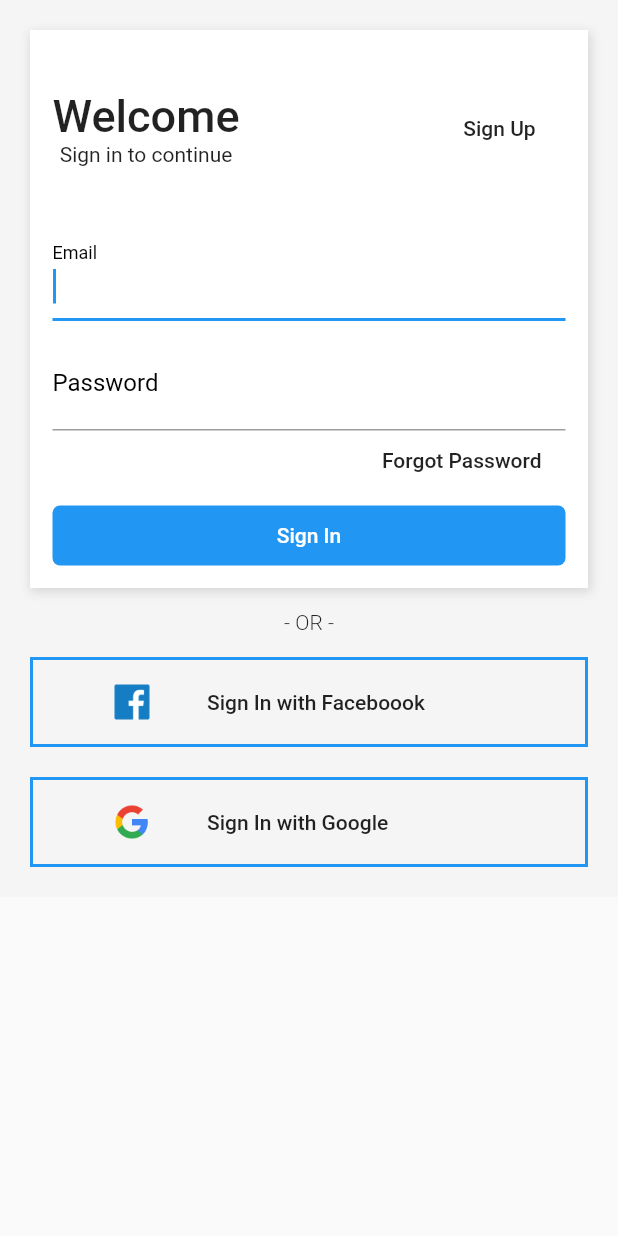
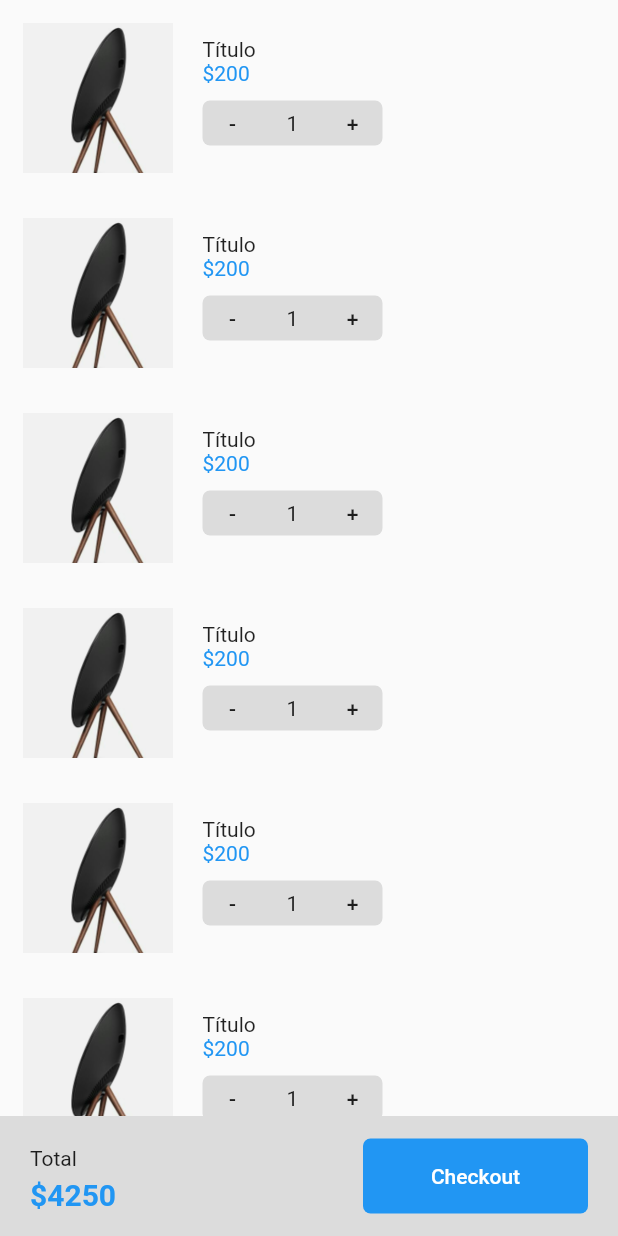
Before and after one commit to felipeminello/flutter-7185, a Flutter app: the screen it shows after launch, on a phone screen of 412 x 824 dp. Run offline on Flutter 3.47's test engine with Material 2 defaults, Android fonts, the phone set to English and light mode, and no system bars.

Commit message:
carrinho de compra finalizado

```diff
--- a/lib/main.dart
+++ b/lib/main.dart
@@ -1,4 +1,5 @@
 import 'package:flutter/material.dart';
+import 'package:shopping/pages/cart.page.dart';
 import 'package:shopping/pages/login.page.dart';
 
 void main() => runApp(MyApp());
@@ -13,7 +14,7 @@ class MyApp extends StatelessWidget {
       theme: ThemeData(
         primarySwatch: Colors.blue,
       ),
-      home: LoginPage(),
+      home: CartPage(),
     );
   }
 }
--- /dev/null
+++ b/lib/pages/cart.page.dart
@@ -0,0 +1,192 @@
+import 'package:flutter/material.dart';
+
+class CartPage extends StatelessWidget {
+  @override
+  Widget build(BuildContext context) {
+    return Scaffold(
+      body: Column(
+        mainAxisAlignment: MainAxisAlignment.spaceBetween,
+        children: <Widget>[
+          Expanded(
+            child: Container(
+              child: productList(context),
+            ),
+          ),
+          Container(
+            color: Colors.black12,
+            height: 80,
+            child: Row(
+              mainAxisAlignment: MainAxisAlignment.spaceBetween,
+              children: <Widget>[
+                Padding(
+                  padding: const EdgeInsets.only(
+                    left: 20,
+                    top: 20,
+                  ),
+                  child: Column(
+                    crossAxisAlignment: CrossAxisAlignment.start,
+                    children: <Widget>[
+                      Text('Total'),
+                      SizedBox(
+                        height: 5,
+                      ),
+                      Text(
+                        '\$4250',
+                        style: TextStyle(
+                          color: Colors.blue,
+                          fontWeight: FontWeight.bold,
+                          fontSize: 20,
+                        ),
+                      ),
+                    ],
+                  ),
+                ),
+                Container(
+                  height: 50,
+                  width: 150,
+                  decoration: BoxDecoration(
+                    color: Colors.blue,
+                    borderRadius: BorderRadius.all(
+                      Radius.circular(5),
+                    ),
+                  ),
+                  margin: EdgeInsets.only(right: 20),
+                  child: FlatButton(
+                    onPressed: () => {},
+                    child: Text(
+                      'Checkout',
+                      style: TextStyle(color: Colors.white),
+                    ),
+                  ),
+                )
+              ],
+            ),
+          ),
+        ],
+      ),
+    );
+  }
+}
+
+Widget productList(BuildContext context) {
+  return ListView(
+    children: <Widget>[
+      productItem(),
+      productItem(),
+      productItem(),
+      productItem(),
+      productItem(),
+      productItem(),
+      productItem(),
+      // productItem(
+      //     context,
+      //     'Lorem ipsum dolor sit amet, consectetur adipiscing elit.',
+      //     '755',
+      //     'assets/product-1.png'),
+      // productItem(
+      //     context,
+      //     'Lorem ipsum dolor sit amet, consectetur adipiscing elit.',
+      //     '450',
+      //     'assets/product-2.png'),
+      // productItem(
+      //     context,
+      //     'Lorem ipsum dolor sit amet, consectetur adipiscing elit.',
+      //     '900',
+      //     'assets/product-3.png'),
+      // productItem(
+      //     context,
+      //     'Lorem ipsum dolor sit amet, consectetur adipiscing elit.',
+      //     '100',
+      //     'assets/product-4.png'),
+      // productItem(
+      //     context,
+      //     'Lorem ipsum dolor sit amet, consectetur adipiscing elit.',
+      //     '99',
+      //     'assets/product-5.png'),
+      // productItem(
+      //     context,
+      //     'Lorem ipsum dolor sit amet, consectetur adipiscing elit.',
+      //     '49',
+      //     'assets/product-6.png'),
+      // productItem(
+      //     context,
+      //     'Lorem ipsum dolor sit amet, consectetur adipiscing elit.',
+      //     '199',
+      //     'assets/product-7.png'),
+    ],
+  );
+}
+
+Widget productItem() {
+  return Container(
+    height: 120,
+    margin: EdgeInsets.all(5),
+    child: Row(
+      children: <Widget>[
+        Container(
+          width: 100,
+          height: 100,
+          margin: EdgeInsets.all(10),
+          child: Image.asset(
+            'assets/product-1.png',
+            fit: BoxFit.fitWidth,
+          ),
+        ),
+        Padding(
+          padding: const EdgeInsets.only(
+            top: 20,
+            left: 10,
+          ),
+          child: Column(
+            crossAxisAlignment: CrossAxisAlignment.start,
+            children: <Widget>[
+              Text('Título'),
+              Text(
+                '\$200',
+                style: TextStyle(color: Colors.blue),
+              ),
+              SizedBox(
+                height: 10,
+              ),
+              Container(
+                height: 30,
+                width: 120,
+                decoration: BoxDecoration(
+                  color: Colors.black12,
+                  borderRadius: BorderRadius.all(
+                    Radius.circular(5),
+                  ),
+                ),
+                child: Row(
+                  children: [
+                    Container(
+                      width: 40,
+                      alignment: Alignment.center,
+                      child: FlatButton(
+                        child: Text('-'),
+                        onPressed: () => {},
+                      ),
+                    ),
+                    Container(
+                      width: 40,
+                      alignment: Alignment.center,
+                      child: Text('1'),
+                    ),
+                    Container(
+                      width: 40,
+                      alignment: Alignment.center,
+                      child: FlatButton(
+                        child: Text('+'),
+                        onPressed: () => {},
+                      ),
+                    ),
+                  ],
+                ),
+              ),
+            ],
+          ),
+        )
+      ],
+    ),
+  );
+}
```
